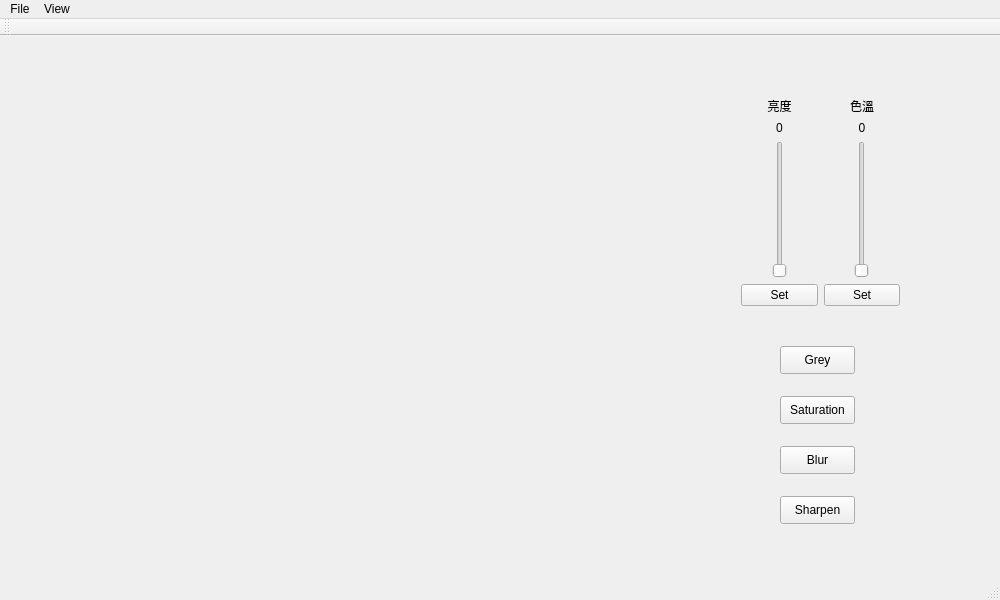
Qt form mainwindow.ui (WesleyCh3n/Photo-Editor) before a commit.
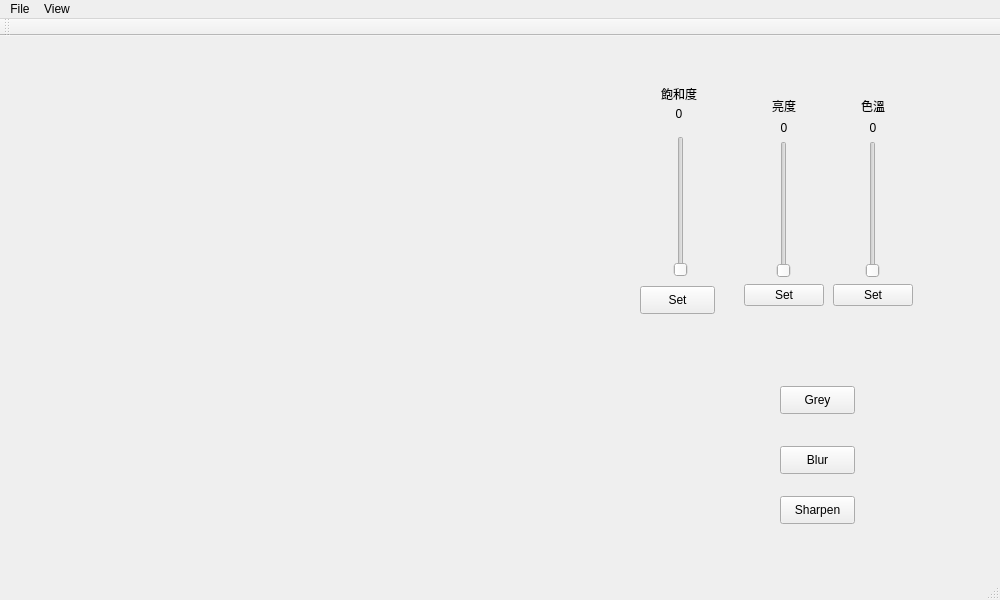
The same form after that commit.

```diff
--- a/mainwindow.ui
+++ b/mainwindow.ui
@@ -19,7 +19,7 @@
      <rect>
       <x>10</x>
       <y>20</y>
-      <width>700</width>
+      <width>611</width>
       <height>550</height>
      </rect>
     </property>
@@ -31,7 +31,7 @@
     <property name="geometry">
      <rect>
       <x>780</x>
-      <y>310</y>
+      <y>350</y>
       <width>75</width>
       <height>28</height>
      </rect>
@@ -45,7 +45,7 @@
      <rect>
       <x>730</x>
       <y>50</y>
-      <width>181</width>
+      <width>199</width>
       <height>231</height>
      </rect>
     </property>
@@ -169,14 +169,14 @@
    <widget class="QPushButton" name="saturation_btn">
     <property name="geometry">
      <rect>
-      <x>780</x>
-      <y>360</y>
+      <x>640</x>
+      <y>250</y>
       <width>75</width>
       <height>28</height>
      </rect>
     </property>
     <property name="text">
-     <string>Saturation</string>
+     <string>Set</string>
     </property>
    </widget>
    <widget class="QPushButton" name="blur">
@@ -205,6 +205,51 @@
      <string>Sharpen</string>
     </property>
    </widget>
+   <widget class="QLabel" name="label_2">
+    <property name="geometry">
+     <rect>
+      <x>650</x>
+      <y>50</y>
+      <width>58</width>
+      <height>15</height>
+     </rect>
+    </property>
+    <property name="text">
+     <string>飽和度</string>
+    </property>
+    <property name="alignment">
+     <set>Qt::AlignCenter</set>
+    </property>
+   </widget>
+   <widget class="QLabel" name="sliderlabel_saturation">
+    <property name="geometry">
+     <rect>
+      <x>650</x>
+      <y>70</y>
+      <width>58</width>
+      <height>15</height>
+     </rect>
+    </property>
+    <property name="text">
+     <string>0</string>
+    </property>
+    <property name="alignment">
+     <set>Qt::AlignCenter</set>
+    </property>
+   </widget>
+   <widget class="QSlider" name="saturation_slider">
+    <property name="geometry">
+     <rect>
+      <x>670</x>
+      <y>100</y>
+      <width>21</width>
+      <height>141</height>
+     </rect>
+    </property>
+    <property name="orientation">
+     <enum>Qt::Vertical</enum>
+    </property>
+   </widget>
   </widget>
   <widget class="QMenuBar" name="menuBar">
    <property name="geometry">
```
Left out of the diff: 2 changed lines with no effect on the pictures.
